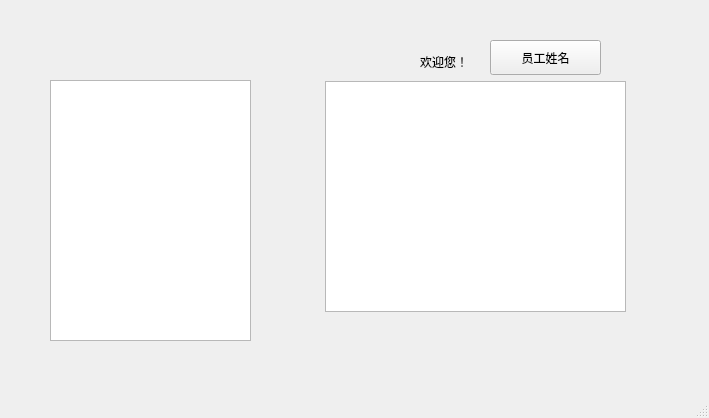
This is src/src_admin/adminpage.ui in Tom-Pitiful/MeetSystem as Qt 5 draws it before an edit. The edited form follows.
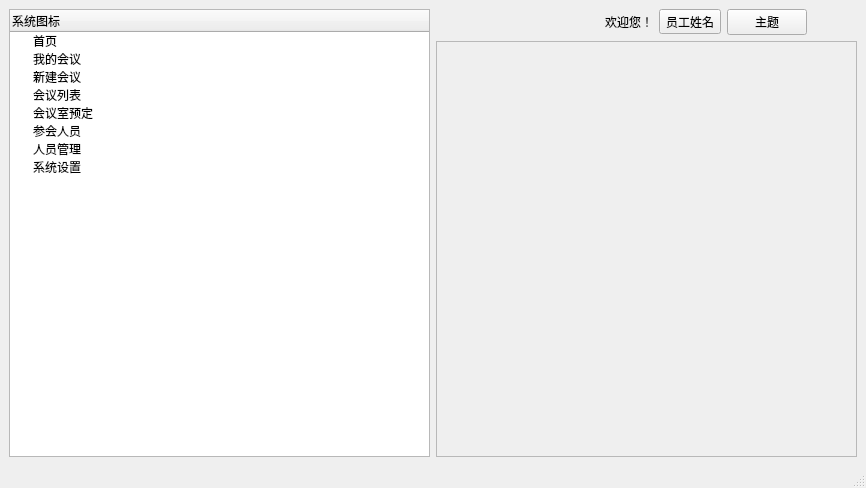
This is the edited form. Icons and pictures are not drawn.

Commit message: 完成了我的会议的界面

Diff of the .ui file:
```diff
--- a/src/src_admin/adminpage.ui
+++ b/src/src_admin/adminpage.ui
@@ -6,60 +6,162 @@
    <rect>
     <x>0</x>
     <y>0</y>
-    <width>709</width>
-    <height>418</height>
+    <width>866</width>
+    <height>488</height>
    </rect>
   </property>
   <property name="windowTitle">
    <string>MainWindow</string>
   </property>
   <widget class="QWidget" name="centralwidget">
-   <widget class="QListWidget" name="listWidget">
-    <property name="geometry">
-     <rect>
-      <x>50</x>
-      <y>80</y>
-      <width>201</width>
-      <height>261</height>
-     </rect>
-    </property>
-   </widget>
-   <widget class="QTableView" name="tableView">
-    <property name="geometry">
-     <rect>
-      <x>325</x>
-      <y>81</y>
-      <width>301</width>
-      <height>231</height>
-     </rect>
-    </property>
-   </widget>
-   <widget class="QLabel" name="label">
-    <property name="geometry">
-     <rect>
-      <x>420</x>
-      <y>50</y>
-      <width>80</width>
-      <height>24</height>
-     </rect>
-    </property>
-    <property name="text">
-     <string>欢迎您！</string>
-    </property>
-   </widget>
-   <widget class="QPushButton" name="pushButton">
-    <property name="geometry">
-     <rect>
-      <x>490</x>
-      <y>40</y>
-      <width>111</width>
-      <height>35</height>
-     </rect>
-    </property>
-    <property name="text">
-     <string>员工姓名</string>
-    </property>
-   </widget>
+   <layout class="QHBoxLayout" name="horizontalLayout_2">
+    <item>
+     <widget class="QTreeWidget" name="nav">
+      <property name="sizePolicy">
+       <sizepolicy hsizetype="Expanding" vsizetype="Expanding">
+        <horstretch>0</horstretch>
+        <verstretch>0</verstretch>
+       </sizepolicy>
+      </property>
+      <column>
+       <property name="text">
+        <string notr="true">系统图标</string>
+       </property>
+      </column>
+      <item>
+       <property name="text">
+        <string>首页</string>
+       </property>
+       <property name="toolTip">
+        <string>首页</string>
+       </property>
+       <property name="icon">
+        <iconset resource="../../res/image_all.qrc">
+         <normaloff>:/image/image/home.svg</normaloff>:/image/image/home.svg</iconset>
+       </property>
+      </item>
+      <item>
+       <property name="text">
+        <string>我的会议</string>
+       </property>
+      </item>
+      <item>
+       <property name="text">
+        <string>新建会议</string>
+       </property>
+      </item>
+      <item>
+       <property name="text">
+        <string>会议列表</string>
+       </property>
+      </item>
+      <item>
+       <property name="text">
+        <string>会议室预定</string>
+       </property>
+      </item>
+      <item>
+       <property name="text">
+        <string>参会人员</string>
+       </property>
+      </item>
+      <item>
+       <property name="text">
+        <string>人员管理</string>
+       </property>
+      </item>
+      <item>
+       <property name="text">
+        <string>系统设置</string>
+       </property>
+      </item>
+     </widget>
+    </item>
+    <item>
+     <layout class="QVBoxLayout" name="verticalLayout">
+      <item>
+       <layout class="QHBoxLayout" name="horizontalLayout">
+        <item>
+         <spacer name="horizontalSpacer">
+          <property name="orientation">
+           <enum>Qt::Horizontal</enum>
+          </property>
+          <property name="sizeHint" stdset="0">
+           <size>
+            <width>40</width>
+            <height>20</height>
+           </size>
+          </property>
+         </spacer>
+        </item>
+        <item>
+         <widget class="QLabel" name="label">
+          <property name="text">
+           <string>欢迎您！</string>
+          </property>
+         </widget>
+        </item>
+        <item>
+         <widget class="QToolButton" name="name_btn">
+          <property name="toolTip">
+           <string>账号设置</string>
+          </property>
+          <property name="text">
+           <string>员工姓名</string>
+          </property>
+          <property name="icon">
+           <iconset resource="../../res/image_all.qrc">
+            <normaloff>:/image/image/user.svg</normaloff>:/image/image/user.svg</iconset>
+          </property>
+          <property name="toolButtonStyle">
+           <enum>Qt::ToolButtonTextBesideIcon</enum>
+          </property>
+         </widget>
+        </item>
+        <item>
+         <widget class="QPushButton" name="theme_btn">
+          <property name="text">
+           <string>主题</string>
+          </property>
+         </widget>
+        </item>
+        <item>
+         <spacer name="horizontalSpacer_2">
+          <property name="orientation">
+           <enum>Qt::Horizontal</enum>
+          </property>
+          <property name="sizeType">
+           <enum>QSizePolicy::Maximum</enum>
+          </property>
+          <property name="sizeHint" stdset="0">
+           <size>
+            <width>50</width>
+            <height>20</height>
+           </size>
+          </property>
+         </spacer>
+        </item>
+       </layout>
+      </item>
+      <item>
+       <widget class="QFrame" name="nav_page">
+        <property name="sizePolicy">
+         <sizepolicy hsizetype="Expanding" vsizetype="Expanding">
+          <horstretch>0</horstretch>
+          <verstretch>0</verstretch>
+         </sizepolicy>
+        </property>
+        <property name="frameShape">
+         <enum>QFrame::StyledPanel</enum>
+        </property>
+        <property name="frameShadow">
+         <enum>QFrame::Raised</enum>
+        </property>
+       </widget>
+      </item>
+     </layout>
+    </item>
+   </layout>
   </widget>
   <widget class="QMenuBar" name="menubar">
    <property name="geometry">
```
Left out of the diff: 6 changed lines with no effect on the pictures. The commit also changes 17 other files.
